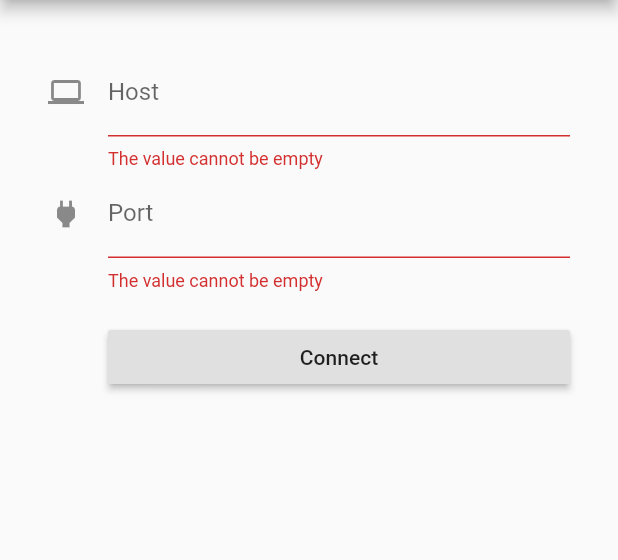
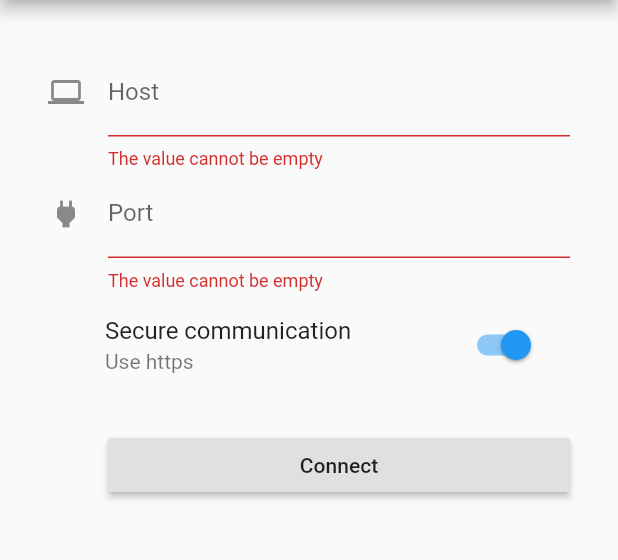
Before and after one commit to djthorpe/flutter, a Flutter app: the screen it shows after launch, on a phone screen of 412 x 824 dp, the part 84-644 px from its top. Run offline on Flutter 3.47's test engine with Material 2 defaults, Android fonts, the phone set to English and light mode, and no system bars; our stand-ins replace bloc, flutter_bloc, flutter_mobx, mobx, shared_preferences; missing offline and left inert: grpc, zeroconf; generated files the repository leaves out were written again.

Commit message:
Added secure connection support

```diff
--- a/grpc_client/lib/bloc/app.dart
+++ b/grpc_client/lib/bloc/app.dart
@@ -26,11 +26,12 @@ class AppEventStart extends AppEvent {
 class AppEventConnect extends AppEvent {
   final String hostName;
   final int portNumber;
+  final bool secure;
 
-  AppEventConnect(this.hostName,this.portNumber) : super();
+  AppEventConnect(this.hostName,this.portNumber,this.secure) : super();
 
   @override
-  String toString() => 'AppEventConnect($hostName:$portNumber)';
+  String toString() => 'AppEventConnect($hostName:$portNumber secure=$secure)';
 }
 
 class AppEventConnectError extends AppEvent {
@@ -113,7 +114,7 @@ class AppBloc extends Bloc<AppEvent, AppState> {
     if (event is AppEventConnect) {
       yield AppStateConnect(ConnectState.Connecting,defaults: _defaults);
       try {
-        await _helloworld.connect(event.hostName,event.portNumber);
+        await _helloworld.connect(event.hostName,event.portNumber,secure: event.secure);
         yield AppStateStarted();
       } catch(e) {
         yield AppStateConnect(ConnectState.Error,exception: e,defaults: _defaults);
--- a/grpc_client/lib/providers/defaults.dart
+++ b/grpc_client/lib/providers/defaults.dart
@@ -12,25 +12,32 @@ import 'package:shared_preferences/shared_preferences.dart';
 class Defaults {
   String _hostName;
   int _portNumber;
+  bool _secure;
+
+  // METHODS ////////////////////////////////////////////////////////
 
   loadAll() async {
     var prefs = await SharedPreferences.getInstance();
     this._hostName = prefs.getString("hostName");
     this._portNumber = prefs.getInt("portNumber");
+    this._secure = true;
   }
 
   removeAll() {
     SharedPreferences.getInstance().then((prefs) {
       prefs.remove("hostName");
       prefs.remove("portNumber");
+      prefs.remove("secure");
     });
   }
+
+  // PROPERTIES /////////////////////////////////////////////////////
 
   String get hostName => this._hostName;
   set hostName(String value) {
     _hostName = value;
     SharedPreferences.getInstance().then((prefs) {
-      prefs.setString("hostName",_hostName);
+      prefs.setString("hostName", _hostName);
     });
   }
 
@@ -38,7 +45,15 @@ class Defaults {
   set portNumber(int value) {
     _portNumber = value;
     SharedPreferences.getInstance().then((prefs) {
-      prefs.setInt("portNumber",_portNumber);
+      prefs.setInt("portNumber", _portNumber);
+    });
+  }
+
+  bool get secure => this._secure;
+  set secure(bool value) {
+    _secure = value;
+    SharedPreferences.getInstance().then((prefs) {
+      prefs.setInt("secure", _portNumber);
     });
   }
 }
--- a/grpc_client/lib/widgets/connect_form.dart
+++ b/grpc_client/lib/widgets/connect_form.dart
@@ -43,6 +43,7 @@ class _ConnectFormState extends State<ConnectForm> {
   List<Widget> formFields(BuildContext context) => [
       formFieldHost(context),
       formFieldPort(context),
+      formFieldSecure(context),
       formFieldAction(context)
     ];
 
@@ -58,10 +59,10 @@ class _ConnectFormState extends State<ConnectForm> {
               return null;
             }
           },
-          initialValue: this.defaults.hostName,
+          initialValue: defaults.hostName,
           onSaved: (value) => {
                 setState(() {
-                  this.defaults.hostName = value;
+                  defaults.hostName = value;
                 })
               },
           decoration: const InputDecoration(
@@ -81,10 +82,10 @@ class _ConnectFormState extends State<ConnectForm> {
           return null;
         }
       },
-      initialValue: this.defaults.portNumber?.toString(),
+      initialValue: defaults.portNumber?.toString(),
       onSaved: (value) => {
             setState(() {
-              this.defaults.portNumber = int.parse(value);
+              defaults.portNumber = int.parse(value);
             })
           },
       decoration: const InputDecoration(
@@ -92,6 +93,17 @@ class _ConnectFormState extends State<ConnectForm> {
         hintText: 'Port of remote service',
         labelText: 'Port',
       ));
+
+  formFieldSecure(BuildContext context) => Container(
+        padding: const EdgeInsets.only(left: 22.0),
+        child: SwitchListTile(
+          title: const Text("Secure communication"),
+          subtitle: const Text("Use https"),
+          value: defaults.secure,
+          onChanged: (bool value) {
+            setState(() => defaults.secure = value);
+          },
+        ));
 
   formFieldAction(BuildContext context) {
     return Container(
@@ -109,6 +121,6 @@ class _ConnectFormState extends State<ConnectForm> {
 
   void action(BuildContext context) {
     final AppBloc appBloc = BlocProvider.of<AppBloc>(context);
-    appBloc.dispatch(AppEventConnect(defaults.hostName, defaults.portNumber));
+    appBloc.dispatch(AppEventConnect(defaults.hostName, defaults.portNumber,defaults.secure));
   }
 }
```
Also changed, not shown: grpc_client/lib/providers/helloworld.dart (+33 -8 lines).
